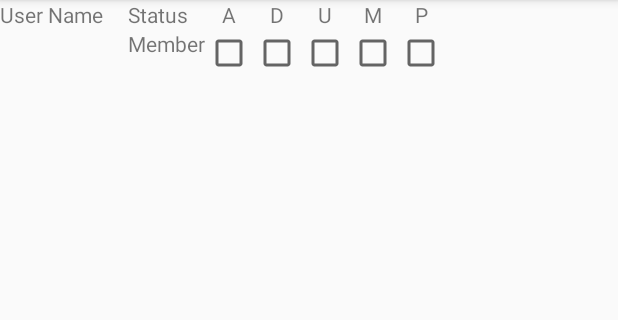
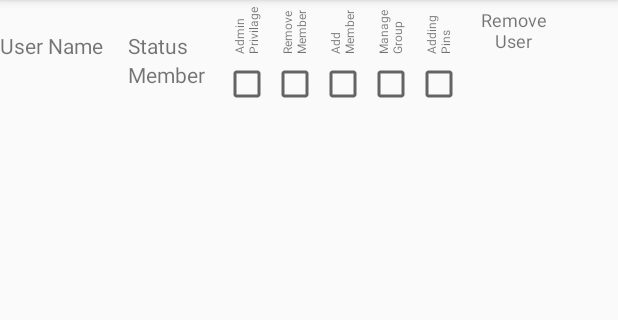
Before and after one commit to SoftwareEngineeringOwlsTeam/SEOwlsTeam, an Android app: the GroupMembers screen opened directly, with no data from a screen before it, on a phone screen of 412 x 824 dp, the part 84-404 px from its top. Run offline under Robolectric (Android 15) with nearby library versions, the phone set to English and light mode, and no system bars; Roboto replaces fonts that are not available here; 13 statements that could not run were skipped.

Commit message:
Edited ADUMP and Documentation sections

```diff
--- a/app/src/main/java/com/example/user/treasurehunter/Compass.java
+++ b/app/src/main/java/com/example/user/treasurehunter/Compass.java
@@ -21,6 +21,7 @@ public class Compass extends AppCompatActivity
     private float currentAzimuth;
     private CompassFormat sotwFormatter;
 
+    // INCLUDE DOCUMENTATION*****************************************************
     @Override
     protected void onCreate(Bundle savedInstanceState)
     {
--- a/app/src/main/java/com/example/user/treasurehunter/GroupInvites.java
+++ b/app/src/main/java/com/example/user/treasurehunter/GroupInvites.java
@@ -17,6 +17,7 @@ public class GroupInvites extends AppCompatActivity
 {
     private ArrayList<String> listOfInvites = new ArrayList<>();
 
+    // INCLUDE DOCUMENTATION*****************************************************
     @Override
     protected void onCreate(Bundle savedInstanceState)
     {
@@ -71,6 +72,7 @@ public class GroupInvites extends AppCompatActivity
         }
     }
 
+    // INCLUDE DOCUMENTATION*****************************************************
     public void removeInvite(Button button, Button button2, TextView tv)
     {
         IOwrite writer = new IOwrite();
@@ -83,6 +85,7 @@ public class GroupInvites extends AppCompatActivity
         writer.removeObject(tv.getHint().toString() + "members", currentActiveUser.getUserID(), "%" + tv.getHint().toString(), this);
     }
 
+    // INCLUDE DOCUMENTATION*****************************************************
     public void addInvite(Button button, Button button2, TextView tv)
     {
         IOwrite writer = new IOwrite();
--- a/app/src/main/java/com/example/user/treasurehunter/GroupMemberInvite.java
+++ b/app/src/main/java/com/example/user/treasurehunter/GroupMemberInvite.java
@@ -28,6 +28,7 @@ public class GroupMemberInvite extends AppCompatActivity
     public EditText memInput9;
     public EditText memInput10;
 
+    // INCLUDE DOCUMENTATION*****************************************************
     @Override
     protected void onCreate(Bundle savedInstanceState)
     {
@@ -83,6 +84,7 @@ public class GroupMemberInvite extends AppCompatActivity
         textView10.setAdapter(adapter);
     }
 
+    // INCLUDE DOCUMENTATION*****************************************************
     public void addInput(View view)
     {
         if(memInput2.getVisibility() == View.GONE)
@@ -126,6 +128,7 @@ public class GroupMemberInvite extends AppCompatActivity
         }
     }
 
+    // INCLUDE DOCUMENTATION*****************************************************
     public void inviteMembers(View view)
     {
         IOread reader = new IOread();
--- a/app/src/main/java/com/example/user/treasurehunter/GroupMembers.java
+++ b/app/src/main/java/com/example/user/treasurehunter/GroupMembers.java
@@ -176,17 +176,9 @@ public class GroupMembers extends AppCompatActivity
                 tr.addView(delete, tp);
             }
         }
-
-
-
-
-
-
     }
 
-
-
-
+    // INCLUDE DOCUMENTATION*****************************************************
     public void clickHelper(String id, TableRow row)
     {
         IOwrite writer = new IOwrite();
@@ -198,6 +190,7 @@ public class GroupMembers extends AppCompatActivity
         writer.removeAssociation(reader.retrieveUser(id, this), list, "group", currentLayoutID, this);
     }
 
+    // INCLUDE DOCUMENTATION*****************************************************
     public void cretor(String id, CheckBox checkBox, String letter)
     {
         IOread reader = new IOread();
@@ -244,7 +237,7 @@ public class GroupMembers extends AppCompatActivity
             TableRow tr = row;
             TableRow.LayoutParams tp = new TableRow.LayoutParams(TableRow.LayoutParams.MATCH_PARENT, TableRow.LayoutParams.MATCH_PARENT);
 
-            save.setWidth(45);
+            save.setWidth(20);
             save.setText("Save");
             save.setOnClickListener(new View.OnClickListener()
             {
@@ -256,9 +249,9 @@ public class GroupMembers extends AppCompatActivity
             tr.addView(save, tp);
             buttonSet = true;
         }
-
     }
 
+    // INCLUDE DOCUMENTATION*****************************************************
     public void save()
     {
         IOwrite writer = new IOwrite();
@@ -271,7 +264,6 @@ public class GroupMembers extends AppCompatActivity
         }
         writer.writeMembers(ids, names, permissions, currentLayoutID, this);
     }
-
 
     /**
      * Method that allows the user to move back to the MainActivity screen.
--- a/app/src/main/java/com/example/user/treasurehunter/GroupView.java
+++ b/app/src/main/java/com/example/user/treasurehunter/GroupView.java
@@ -80,6 +80,7 @@ public class GroupView extends AppCompatActivity
         startActivity(locIntent);
     }
 
+    // INCLUDE DOCUMENTATION*****************************************************
     public void groupEdit(View view)
     {
         tvGroupName.setText("");
@@ -95,6 +96,7 @@ public class GroupView extends AppCompatActivity
         buSave.setVisibility(View.VISIBLE);
     }
 
+    // INCLUDE DOCUMENTATION*****************************************************
     public void cancelEdit(View view)
     {
         tvGroupName.setText(currentGroup.getGroupName());
@@ -112,6 +114,7 @@ public class GroupView extends AppCompatActivity
         etDescription.setText(currentGroup.getGroupDescription());
     }
 
+    // INCLUDE DOCUMENTATION*****************************************************
     public void saveEdit(View view)
     {
         IOwrite writer = new IOwrite();
@@ -163,6 +166,7 @@ public class GroupView extends AppCompatActivity
         startActivity(locIntent);
     }
 
+    // INCLUDE DOCUMENTATION*****************************************************
     public void editGroupInfo(View view)
     {
         Intent locIntent = new Intent(this, GroupMembers.class);
--- a/app/src/main/java/com/example/user/treasurehunter/LocationGeneration.java
+++ b/app/src/main/java/com/example/user/treasurehunter/LocationGeneration.java
@@ -33,8 +33,6 @@ public class LocationGeneration extends AppCompatActivity
     {
         super.onCreate(savedInstanceState);
         setContentView(R.layout.activity_location_tester);
-
-
 
         if(getIntent().getSerializableExtra("lat") != null)
         {
--- a/app/src/main/java/com/example/user/treasurehunter/PinCreateActivity.java
+++ b/app/src/main/java/com/example/user/treasurehunter/PinCreateActivity.java
@@ -214,7 +214,7 @@ public class PinCreateActivity extends AppCompatActivity implements Serializable
     {
         if (keyCode == KeyEvent.KEYCODE_BACK )
         {
-            Intent mainIntent = new Intent(this, PinActivity.class);
+            Intent mainIntent = new Intent(this, MainActivity.class);
             startActivity(mainIntent);
             return true;
         }
--- a/app/src/main/java/com/example/user/treasurehunter/PinViewAttributes.java
+++ b/app/src/main/java/com/example/user/treasurehunter/PinViewAttributes.java
@@ -188,6 +188,7 @@ public class PinViewAttributes extends AppCompatActivity implements Serializable
         }
     }
 
+    // INCLUDE DOCUMENTATION*****************************************************
     public void backClicked(View view)
     {
         Intent mainIntent = new Intent(this, MainActivity.class);
@@ -195,6 +196,7 @@ public class PinViewAttributes extends AppCompatActivity implements Serializable
         startActivity(mainIntent);
     }
 
+    // INCLUDE DOCUMENTATION*****************************************************
     public void editClicked(View view)
     {
         row2.setVisibility(View.GONE);
@@ -228,6 +230,7 @@ public class PinViewAttributes extends AppCompatActivity implements Serializable
         }
     }
 
+    // INCLUDE DOCUMENTATION*****************************************************
     public void cancelClicked(View view)
     {
         row2alt.setVisibility(View.GONE);
@@ -268,6 +271,7 @@ public class PinViewAttributes extends AppCompatActivity implements Serializable
         ((EditText)findViewById(R.id.etAltitude)).setText("" + pin.getAltitude());
     }
 
+    // INCLUDE DOCUMENTATION*****************************************************
     public void saveClicked(View view)
     {
         IOwrite writer = new IOwrite();
--- a/app/src/main/java/com/example/user/treasurehunter/UserAuditLog.java
+++ b/app/src/main/java/com/example/user/treasurehunter/UserAuditLog.java
@@ -125,6 +125,7 @@ public class UserAuditLog extends AppCompatActivity
         }
     }
 
+    // INCLUDE DOCUMENTATION*****************************************************
     public void creator(TableRow row, CheckBox check, int i)
     {
         IOwrite writer = new IOwrite();
--- a/app/src/main/res/layout/activity_group_members.xml
+++ b/app/src/main/res/layout/activity_group_members.xml
@@ -11,54 +11,83 @@
     <TableRow
         android:id="@+id/row0"
         android:layout_width="match_parent"
-        android:layout_height="match_parent">
+        android:layout_height="50dp">
 
         <TextView
             android:id="@+id/textView5"
             android:layout_width="85dp"
-            android:layout_height="wrap_content"
-            android:text="User Name" />
+            android:layout_height="match_parent"
+            android:gravity="bottom"
+            android:text="User Name"
+            android:textAlignment="textStart" />
 
         <TextView
             android:id="@+id/textView12"
-            android:layout_width="wrap_content"
-            android:layout_height="wrap_content"
-            android:text="Status" />
+            android:layout_width="63dp"
+            android:layout_height="match_parent"
+            android:gravity="bottom"
+            android:text="Status"
+            android:textAlignment="textStart" />
 
         <TextView
             android:id="@+id/textView6"
-            android:layout_width="wrap_content"
-            android:layout_height="wrap_content"
-            android:text="A"
-            android:textAlignment="center" />
+            android:layout_width="30dp"
+            android:layout_height="40dp"
+            android:gravity="center"
+            android:rotation="-90"
+            android:text="Admin Privilage"
+            android:textAlignment="textStart"
+            android:textSize="8sp" />
 
         <TextView
             android:id="@+id/textView7"
-            android:layout_width="wrap_content"
-            android:layout_height="wrap_content"
-            android:text="D"
-            android:textAlignment="center" />
+            android:layout_width="30dp"
+            android:layout_height="40dp"
+            android:gravity="center"
+            android:rotation="-90"
+            android:text="Remove Member"
+            android:textAlignment="textStart"
+            android:textSize="8sp" />
 
         <TextView
             android:id="@+id/textView8"
-            android:layout_width="wrap_content"
-            android:layout_height="wrap_content"
-            android:text="U"
-            android:textAlignment="center" />
+            android:layout_width="30dp"
+            android:layout_height="40dp"
+            android:gravity="center"
+            android:rotation="-90"
+            android:text="Add Member"
+            android:textAlignment="textStart"
+            android:textSize="8sp" />
 
         <TextView
             android:id="@+id/textView9"
-            android:layout_width="wrap_content"
-            android:layout_height="wrap_content"
-            android:text="M"
-            android:textAlignment="center" />
+            android:layout_width="30dp"
+            android:layout_height="40dp"
+            android:gravity="center"
+            android:rotation="-90"
+            android:text="Manage Group"
+            android:textAlignment="textStart"
+            android:textSize="8sp" />
 
         <TextView
             android:id="@+id/textView10"
-            android:layout_width="wrap_content"
-            android:layout_height="wrap_content"
-            android:text="P"
-            android:textAlignment="center" />
+            android:layout_width="30dp"
+            android:layout_height="40dp"
+            android:gravity="center"
+            android:rotation="-90"
+            android:text="Adding Pins"
+            android:textAlignment="textStart"
+            android:textSize="8sp" />
+
+        <TextView
+            android:id="@+id/textView11"
+            android:layout_width="67dp"
+            android:layout_height="40dp"
+            android:gravity="center"
+            android:rotation="0"
+            android:text="Remove User"
+            android:textAlignment="center"
+            android:textSize="12sp" />
     </TableRow>
 
 </TableLayout>
```
Also changed, not shown: app/src/main/java/com/example/user/treasurehunter/MainActivity.java (+9 -0 lines), app/src/main/java/com/example/user/treasurehunter/YourPins.java (+6 -19 lines).
